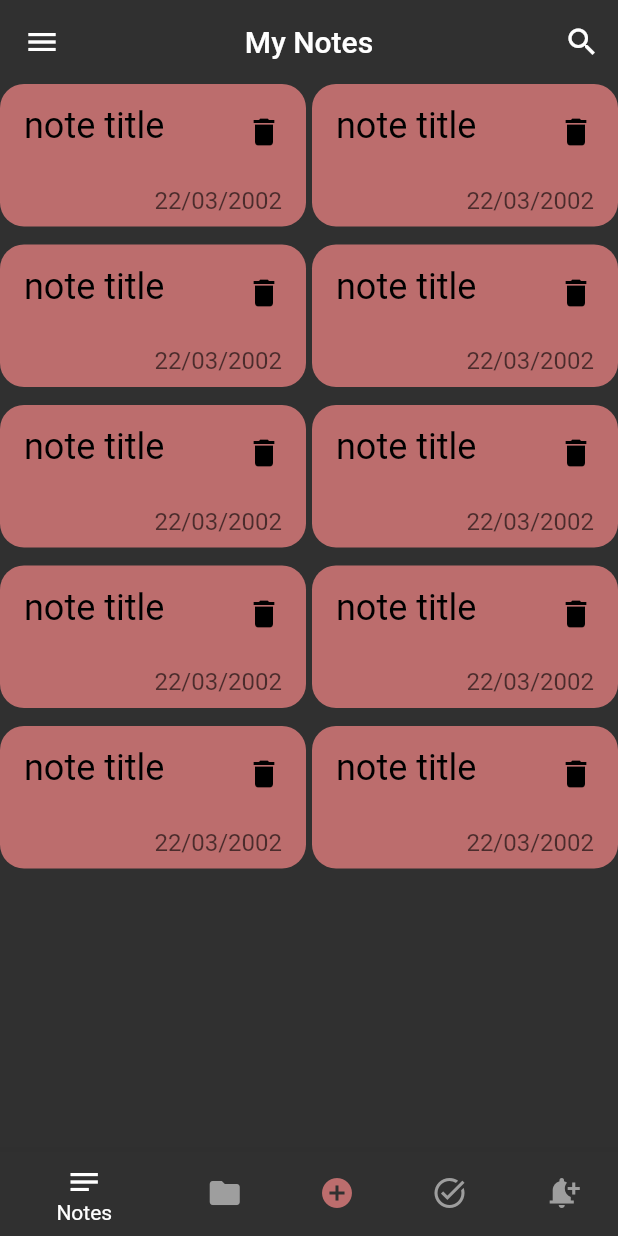
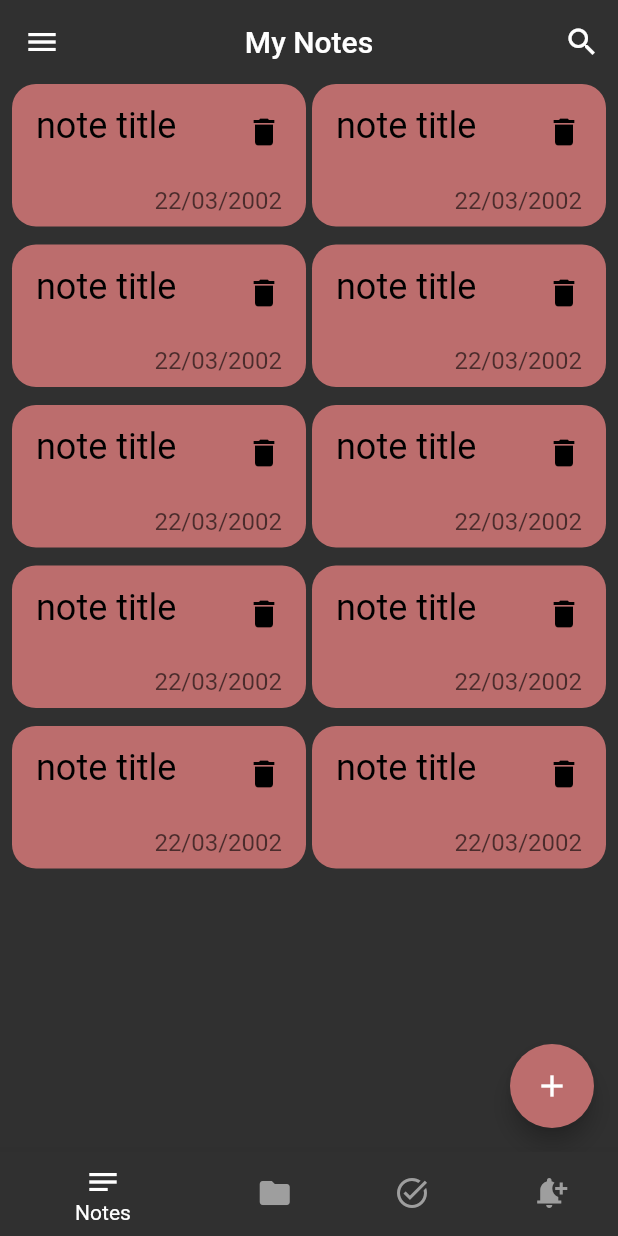
Before and after one commit to mellatilaid/notes-app, a Flutter app: the screen it shows after launch, on a phone screen of 412 x 824 dp. Run offline on Flutter 3.47's test engine with Material 2 defaults, Android fonts, the phone set to English and light mode, and no system bars; drawn by our look-alikes of flutter_speed_dial.

Commit message:
add floating action button to notes view

```diff
--- a/lib/bottom_navigation_bar.dart
+++ b/lib/bottom_navigation_bar.dart
@@ -1,6 +1,4 @@
 import 'package:flutter/material.dart';
-import 'package:note_app/helper/const.dart';
-import 'package:note_app/views/add_notes_view.dart';
 import 'package:note_app/views/notes_collections_view.dart';
 import 'package:note_app/views/notes_view.dart';
 import 'package:note_app/views/reminders_view.dart';
@@ -25,7 +23,6 @@ class _HomePageNavState extends State<HomePageNav> {
   final List _page = [
     const MyNotesView(),
     const NotesCollectionsView(),
-    const AddNotesView(),
     const ToDoView(),
     const RemindersView(),
   ];
@@ -48,13 +45,6 @@ class _HomePageNavState extends State<HomePageNav> {
             label: 'Collections',
           ),
           BottomNavigationBarItem(
-            icon: Icon(
-              Icons.add_circle,
-              color: kPrimaryColor,
-            ),
-            label: '',
-          ),
-          BottomNavigationBarItem(
             icon: Icon(Icons.task_alt),
             label: 'To Do',
           ),
--- a/lib/views/notes_view.dart
+++ b/lib/views/notes_view.dart
@@ -1,4 +1,6 @@
 import 'package:flutter/material.dart';
+import 'package:flutter_speed_dial/flutter_speed_dial.dart';
+import 'package:note_app/helper/const.dart';
 import 'package:note_app/widgets/notes_view_body.dart';
 
 class MyNotesView extends StatelessWidget {
@@ -18,6 +20,37 @@ class MyNotesView extends StatelessWidget {
       ),
       drawer: const Drawer(),
       body: const NotesViewBody(),
+      floatingActionButton: const AddNoteSpeedDial(),
     );
   }
 }
+
+class AddNoteSpeedDial extends StatelessWidget {
+  const AddNoteSpeedDial({
+    super.key,
+  });
+
+  @override
+  Widget build(BuildContext context) {
+    return SpeedDial(
+      icon: Icons.add,
+      backgroundColor: kPrimaryColor,
+      foregroundColor: Colors.white,
+      children: [
+        SpeedDialChild(
+          child: const Icon(Icons.text_fields),
+          // The background color of the mini FAB
+          backgroundColor: Colors.green,
+          // The foreground color of the mini FAB
+          foregroundColor: Colors.white,
+          // The label of the mini FAB
+          label: 'Add text',
+          // The action to perform when the mini FAB is tapped
+          onTap: () {
+            // Add your logic for adding text here
+          },
+        ),
+      ],
+    );
+  }
+}
--- a/lib/widgets/Notes_masonry_grid_view.dart
+++ b/lib/widgets/Notes_masonry_grid_view.dart
@@ -10,6 +10,7 @@ class NotesMasonryGridView extends StatelessWidget {
   @override
   Widget build(BuildContext context) {
     return MasonryGridView.count(
+      padding: const EdgeInsets.symmetric(horizontal: 8),
       crossAxisCount: 2,
       mainAxisSpacing: 4,
       crossAxisSpacing: 4,
--- a/lib/widgets/notes_list_view.dart
+++ /dev/null
@@ -1,18 +0,0 @@
-import 'package:flutter/material.dart';
-
-import 'custom_note_item.dart';
-
-class NotesListView extends StatelessWidget {
-  const NotesListView({super.key});
-
-  @override
-  Widget build(BuildContext context) {
-    return ListView.builder(
-      padding: const EdgeInsets.symmetric(horizontal: 16),
-      itemCount: 10,
-      itemBuilder: (context, index) {
-        return const CustomNoteItem();
-      },
-    );
-  }
-}
--- a/lib/widgets/notes_view_body.dart
+++ b/lib/widgets/notes_view_body.dart
@@ -1,5 +1,5 @@
 import 'package:flutter/material.dart';
-import 'package:note_app/widgets/Notes_masonry_grid_view.dart';
+import 'package:note_app/widgets/notes_masonry_grid_view.dart';
 
 class NotesViewBody extends StatelessWidget {
   const NotesViewBody({super.key});
--- a/pubspec.yaml
+++ b/pubspec.yaml
@@ -35,8 +35,8 @@ dependencies:
   # The following adds the Cupertino Icons font to your application.
   # Use with the CupertinoIcons class for iOS style icons.
   cupertino_icons: ^1.0.2
-  flutter_layout_grid: ^2.0.5
   flutter_staggered_grid_view: ^0.7.0
+  flutter_speed_dial: ^7.0.0
 
 dev_dependencies:
   flutter_test:
```
Also changed, not shown: pubspec.lock.
